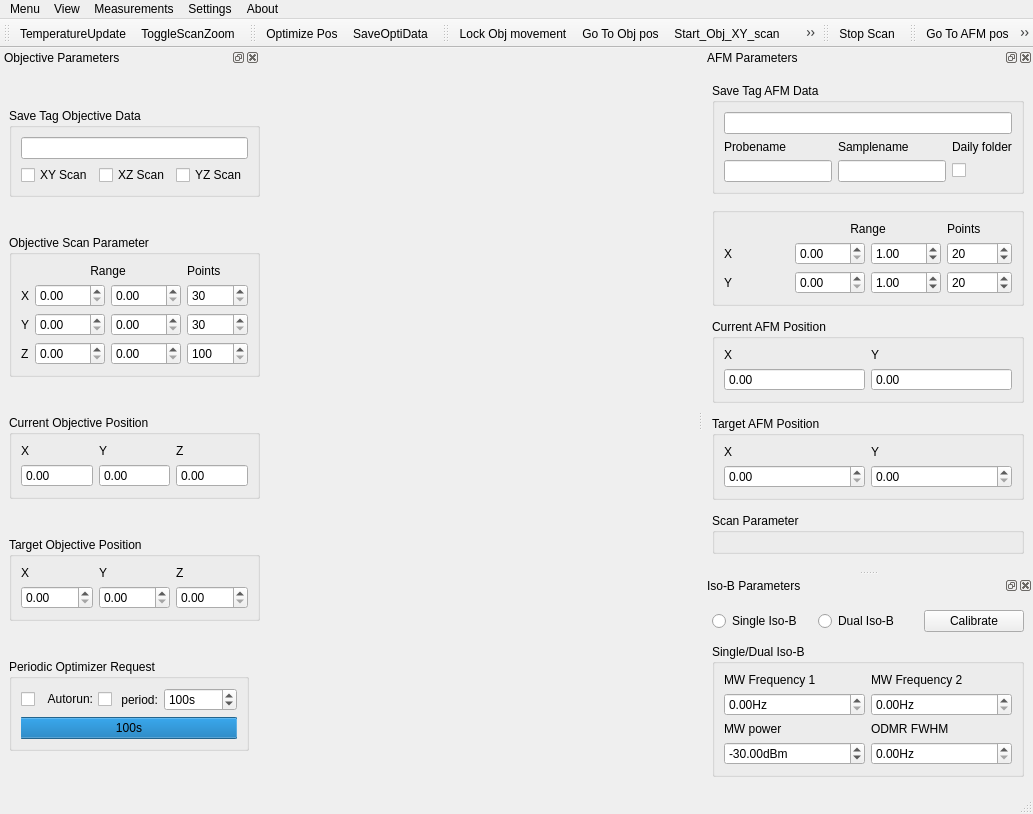
The window that gui/qafm/ui_qafm_gui.ui (sriharijayaram5/qudi) describes before a commit, drawn with Qt 5.
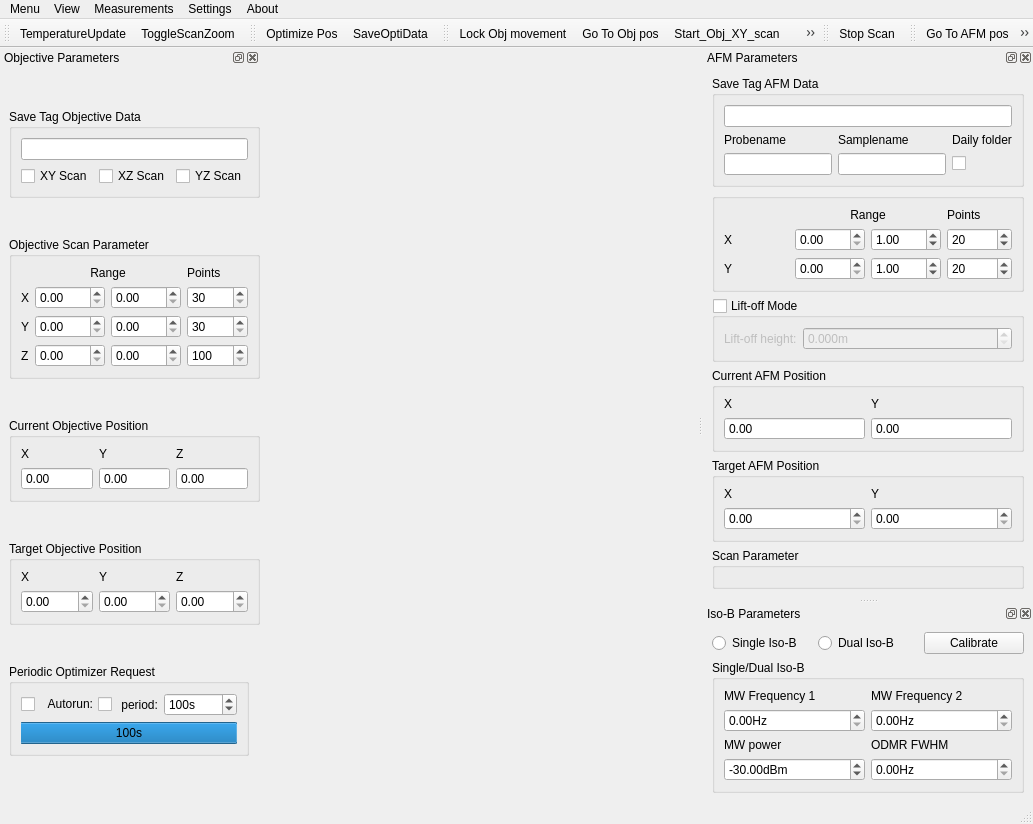
The same window after the commit. Icons and pictures are not drawn. Custom widgets are drawn as their Qt base class.

Commit message: liftoff mode initial commits

```diff
--- a/gui/qafm/ui_qafm_gui.ui
+++ b/gui/qafm/ui_qafm_gui.ui
@@ -548,70 +548,7 @@
     <number>2</number>
    </attribute>
    <widget class="QWidget" name="dockWidgetContents_2">
-    <layout class="QGridLayout" name="gridLayout_5">
-     <item row="4" column="0">
-      <widget class="QGroupBox" name="scan_param_groupBox">
-       <property name="sizePolicy">
-        <sizepolicy hsizetype="Preferred" vsizetype="Fixed">
-         <horstretch>0</horstretch>
-         <verstretch>0</verstretch>
-        </sizepolicy>
-       </property>
-       <property name="title">
-        <string>Scan Parameter</string>
-       </property>
-       <layout class="QGridLayout" name="gridLayout_scan_params"/>
-      </widget>
-     </item>
-     <item row="2" column="0">
-      <widget class="QGroupBox" name="groupBox_5">
-       <property name="sizePolicy">
-        <sizepolicy hsizetype="Preferred" vsizetype="Fixed">
-         <horstretch>0</horstretch>
-         <verstretch>0</verstretch>
-        </sizepolicy>
-       </property>
-       <property name="title">
-        <string>Current AFM Position</string>
-       </property>
-       <layout class="QGridLayout" name="gridLayout_7">
-        <item row="1" column="1">
-         <widget class="ScienDSpinBox" name="afm_curr_y_DSpinBox">
-          <property name="readOnly">
-           <bool>true</bool>
-          </property>
-          <property name="buttonSymbols">
-           <enum>QAbstractSpinBox::NoButtons</enum>
-          </property>
-         </widget>
-        </item>
-        <item row="1" column="0">
-         <widget class="ScienDSpinBox" name="afm_curr_x_DSpinBox">
-          <property name="readOnly">
-           <bool>true</bool>
-          </property>
-          <property name="buttonSymbols">
-           <enum>QAbstractSpinBox::NoButtons</enum>
-          </property>
-         </widget>
-        </item>
-        <item row="0" column="1">
-         <widget class="QLabel" name="label_17">
-          <property name="text">
-           <string>Y</string>
-          </property>
-         </widget>
-        </item>
-        <item row="0" column="0">
-         <widget class="QLabel" name="label_16">
-          <property name="text">
-           <string>X</string>
-          </property>
-         </widget>
-        </item>
-       </layout>
-      </widget>
-     </item>
+    <layout class="QGridLayout" name="gridLayout_14">
      <item row="0" column="0">
       <widget class="QGroupBox" name="groupBox_8">
        <property name="sizePolicy">
@@ -681,41 +618,6 @@
        </layout>
       </widget>
      </item>
-     <item row="3" column="0">
-      <widget class="QGroupBox" name="groupBox_6">
-       <property name="sizePolicy">
-        <sizepolicy hsizetype="Preferred" vsizetype="Fixed">
-         <horstretch>0</horstretch>
-         <verstretch>0</verstretch>
-        </sizepolicy>
-       </property>
-       <property name="title">
-        <string>Target AFM Position</string>
-       </property>
-       <layout class="QGridLayout" name="gridLayout_8">
-        <item row="0" column="1">
-         <widget class="QLabel" name="label_19">
-          <property name="text">
-           <string>Y</string>
-          </property>
-         </widget>
-        </item>
-        <item row="0" column="0">
-         <widget class="QLabel" name="label_18">
-          <property name="text">
-           <string>X</string>
-          </property>
-         </widget>
-        </item>
-        <item row="1" column="0">
-         <widget class="ScienDSpinBox" name="afm_target_x_DSpinBox"/>
-        </item>
-        <item row="1" column="1">
-         <widget class="ScienDSpinBox" name="afm_target_y_DSpinBox"/>
-        </item>
-       </layout>
-      </widget>
-     </item>
      <item row="1" column="0">
       <widget class="QGroupBox" name="groupBox_4">
        <property name="sizePolicy">
@@ -846,6 +748,149 @@
        </layout>
       </widget>
      </item>
+     <item row="2" column="0">
+      <widget class="QGroupBox" name="liftOffMode_groupBox">
+       <property name="maximumSize">
+        <size>
+         <width>16777215</width>
+         <height>65</height>
+        </size>
+       </property>
+       <property name="title">
+        <string>Lift-off Mode</string>
+       </property>
+       <property name="checkable">
+        <bool>true</bool>
+       </property>
+       <property name="checked">
+        <bool>false</bool>
+       </property>
+       <layout class="QGridLayout" name="gridLayout_5">
+        <item row="0" column="0">
+         <layout class="QFormLayout" name="formLayout">
+          <item row="0" column="0">
+           <widget class="QLabel" name="label_23">
+            <property name="text">
+             <string>Lift-off height:</string>
+            </property>
+           </widget>
+          </item>
+          <item row="0" column="1">
+           <widget class="ScienDSpinBox" name="liftOffHeight_doubleSpinBox">
+            <property name="toolTip">
+             <string>&lt;html&gt;&lt;head/&gt;&lt;body&gt;&lt;p&gt;Lift-off height is the height by which the sample scanner retracts right before NV measurement. Positive lift off value corresponds to sample retraction.&lt;/p&gt;&lt;/body&gt;&lt;/html&gt;</string>
+            </property>
+            <property name="suffix">
+             <string>m</string>
+            </property>
+            <property name="decimals">
+             <number>3</number>
+            </property>
+           </widget>
+          </item>
+         </layout>
+        </item>
+       </layout>
+      </widget>
+     </item>
+     <item row="3" column="0">
+      <widget class="QGroupBox" name="groupBox_5">
+       <property name="sizePolicy">
+        <sizepolicy hsizetype="Preferred" vsizetype="Fixed">
+         <horstretch>0</horstretch>
+         <verstretch>0</verstretch>
+        </sizepolicy>
+       </property>
+       <property name="title">
+        <string>Current AFM Position</string>
+       </property>
+       <layout class="QGridLayout" name="gridLayout_7">
+        <item row="1" column="1">
+         <widget class="ScienDSpinBox" name="afm_curr_y_DSpinBox">
+          <property name="readOnly">
+           <bool>true</bool>
+          </property>
+          <property name="buttonSymbols">
+           <enum>QAbstractSpinBox::NoButtons</enum>
+          </property>
+         </widget>
+        </item>
+        <item row="1" column="0">
+         <widget class="ScienDSpinBox" name="afm_curr_x_DSpinBox">
+          <property name="readOnly">
+           <bool>true</bool>
+          </property>
+          <property name="buttonSymbols">
+           <enum>QAbstractSpinBox::NoButtons</enum>
+          </property>
+         </widget>
+        </item>
+        <item row="0" column="1">
+         <widget class="QLabel" name="label_17">
+          <property name="text">
+           <string>Y</string>
+          </property>
+         </widget>
+        </item>
+        <item row="0" column="0">
+         <widget class="QLabel" name="label_16">
+          <property name="text">
+           <string>X</string>
+          </property>
+         </widget>
+        </item>
+       </layout>
+      </widget>
+     </item>
+     <item row="4" column="0">
+      <widget class="QGroupBox" name="groupBox_6">
+       <property name="sizePolicy">
+        <sizepolicy hsizetype="Preferred" vsizetype="Fixed">
+         <horstretch>0</horstretch>
+         <verstretch>0</verstretch>
+        </sizepolicy>
+       </property>
+       <property name="title">
+        <string>Target AFM Position</string>
+       </property>
+       <layout class="QGridLayout" name="gridLayout_8">
+        <item row="0" column="1">
+         <widget class="QLabel" name="label_19">
+          <property name="text">
+           <string>Y</string>
+          </property>
+         </widget>
+        </item>
+        <item row="0" column="0">
+         <widget class="QLabel" name="label_18">
+          <property name="text">
+           <string>X</string>
+          </property>
+         </widget>
+        </item>
+        <item row="1" column="0">
+         <widget class="ScienDSpinBox" name="afm_target_x_DSpinBox"/>
+        </item>
+        <item row="1" column="1">
+         <widget class="ScienDSpinBox" name="afm_target_y_DSpinBox"/>
+        </item>
+       </layout>
+      </widget>
+     </item>
+     <item row="5" column="0">
+      <widget class="QGroupBox" name="scan_param_groupBox">
+       <property name="sizePolicy">
+        <sizepolicy hsizetype="Preferred" vsizetype="Fixed">
+         <horstretch>0</horstretch>
+         <verstretch>0</verstretch>
+        </sizepolicy>
+       </property>
+       <property name="title">
+        <string>Scan Parameter</string>
+       </property>
+       <layout class="QGridLayout" name="gridLayout_scan_params"/>
+      </widget>
+     </item>
     </layout>
    </widget>
   </widget>
```
Left out of the diff: 4 changed lines with no effect on the pictures. The commit also changes 5 other files.
